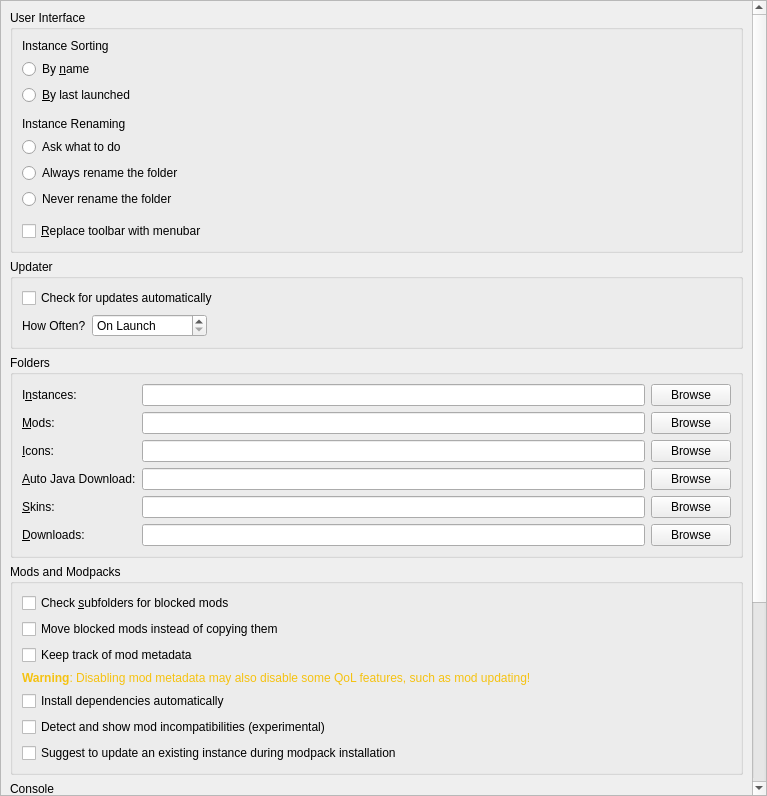
Above: launcher/ui/pages/global/LauncherPage.ui from sanctuary-minecraft/sanctuary-launcher before the change. Below: the same form after it.
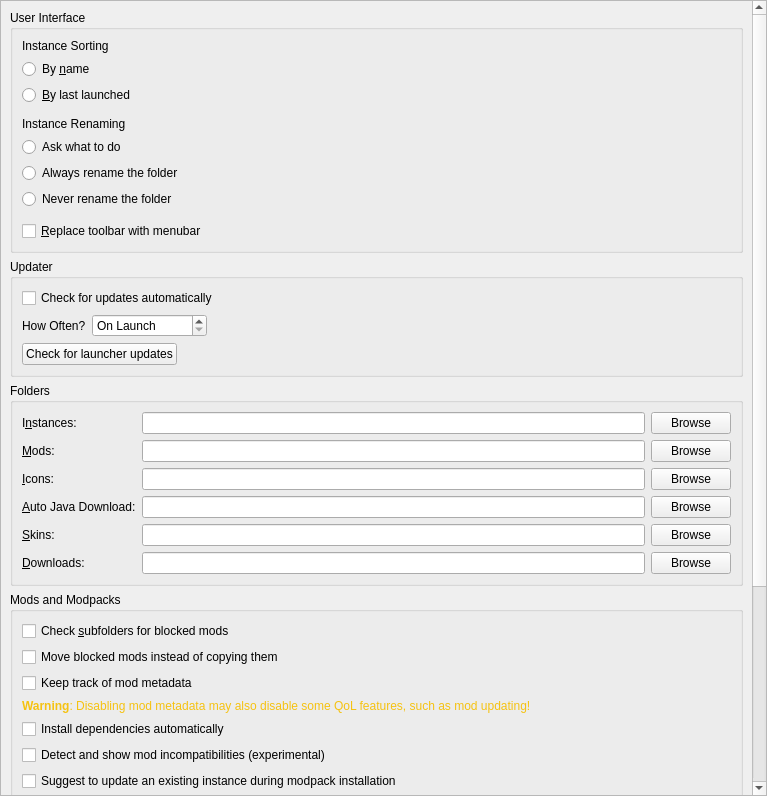
That is the form after the change.

Commit message: Synchronize the Sanctuary Launcher 0.1.6 release source

Patch:
```diff
--- a/launcher/ui/pages/global/LauncherPage.ui
+++ b/launcher/ui/pages/global/LauncherPage.ui
@@ -230,6 +230,13 @@
             </property>
            </widget>
           </item>
+          <item row="2" column="0" alignment="Qt::AlignmentFlag::AlignLeft">
+           <widget class="QPushButton" name="checkLauncherUpdateButton">
+            <property name="text">
+             <string>Check for launcher updates</string>
+            </property>
+           </widget>
+          </item>
          </layout>
         </widget>
        </item>
```
The commit also changes 50 other files.
